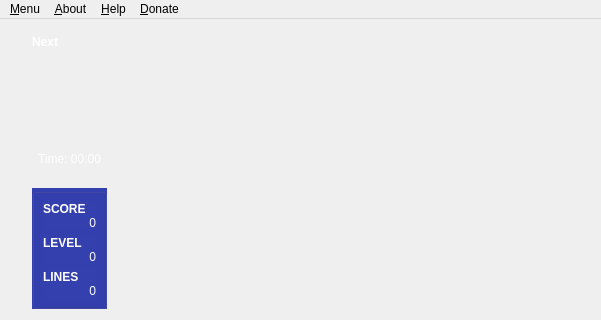
Above: pyTetris/ui/main_window.ui from TutorExilius/pyTetris before the change; both pictures show x 0 to 601 and y 0 to 320 of the 601 by 606 pixel window. Below: the same form after it.
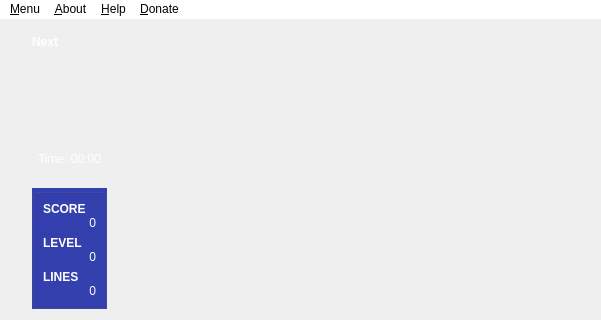
That is the form after the change.

Commit message: Bugfix: set bg color for menubar

What changed in the file:
```diff
--- a/pyTetris/ui/main_window.ui
+++ b/pyTetris/ui/main_window.ui
@@ -493,6 +493,9 @@
      <height>21</height>
     </rect>
    </property>
+   <property name="styleSheet">
+    <string notr="true">background-color: white;</string>
+   </property>
    <widget class="QMenu" name="menu_Menu">
     <property name="title">
      <string>&amp;Menu</string>
```
Left out of the diff: 2 changed lines with no effect on the pictures.
